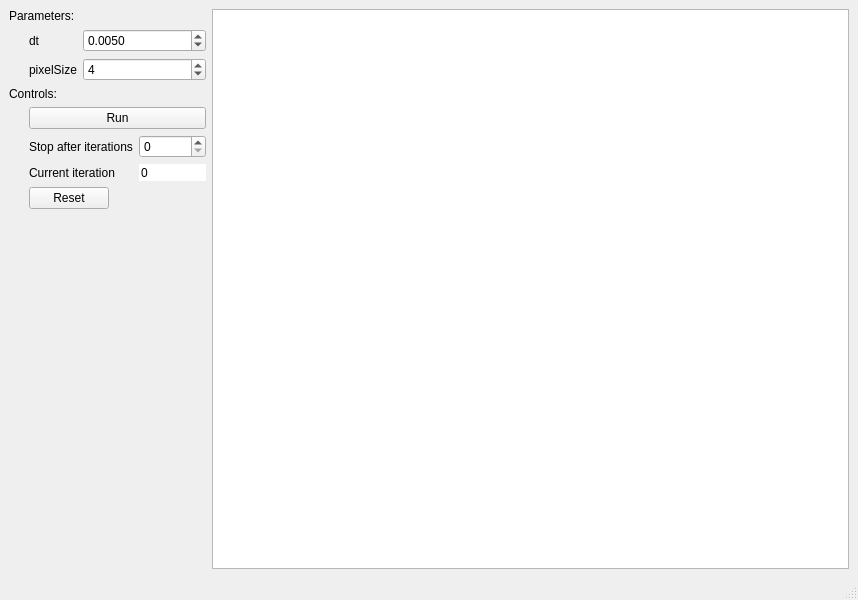
First picture: the form in quantum3body_simulation_window.ui, repository dev-zero/quantum3body, before the edit.
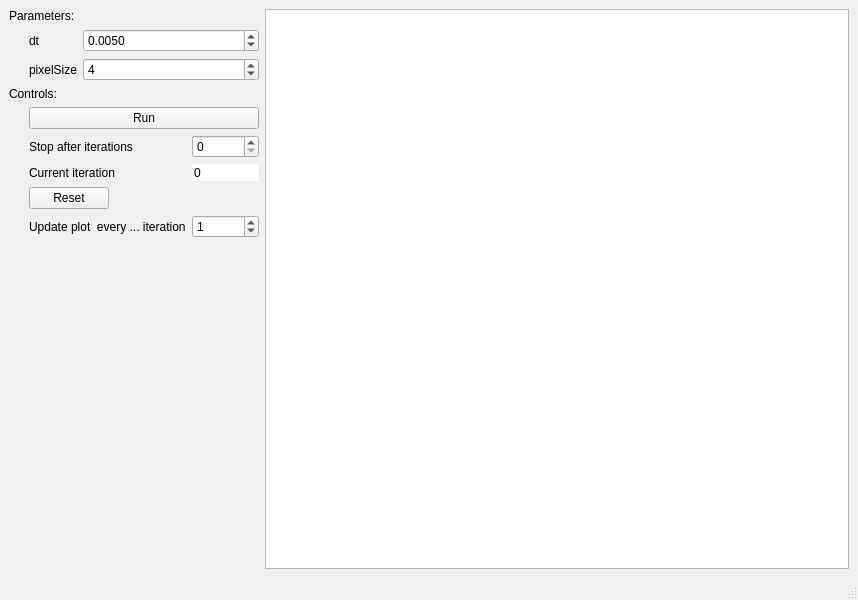
Second picture: the form after the edit.

Commit message: Added GUI item to update plot only every ... step

The edit to the form file:
```diff
--- a/quantum3body_simulation_window.ui
+++ b/quantum3body_simulation_window.ui
@@ -77,6 +77,9 @@
       </item>
       <item>
        <layout class="QFormLayout" name="formLayout_2">
+        <property name="fieldGrowthPolicy">
+         <enum>QFormLayout::AllNonFixedFieldsGrow</enum>
+        </property>
         <property name="leftMargin">
          <number>20</number>
         </property>
@@ -107,13 +110,6 @@
           </property>
          </widget>
         </item>
-        <item row="3" column="0">
-         <widget class="QPushButton" name="reset">
-          <property name="text">
-           <string>Reset</string>
-          </property>
-         </widget>
-        </item>
         <item row="2" column="0">
          <widget class="QLabel" name="label_6">
           <property name="text">
@@ -137,6 +133,33 @@
           </property>
          </widget>
         </item>
+        <item row="3" column="0">
+         <widget class="QPushButton" name="reset">
+          <property name="text">
+           <string>Reset</string>
+          </property>
+         </widget>
+        </item>
+        <item row="4" column="0">
+         <widget class="QLabel" name="label_7">
+          <property name="text">
+           <string>Update plot  every ... iteration</string>
+          </property>
+         </widget>
+        </item>
+        <item row="4" column="1">
+         <widget class="QSpinBox" name="updatePlotSteps">
+          <property name="maximum">
+           <number>999999999</number>
+          </property>
+          <property name="singleStep">
+           <number>10</number>
+          </property>
+          <property name="value">
+           <number>1</number>
+          </property>
+         </widget>
+        </item>
        </layout>
       </item>
       <item>
```
The commit also changes 1 other file.
